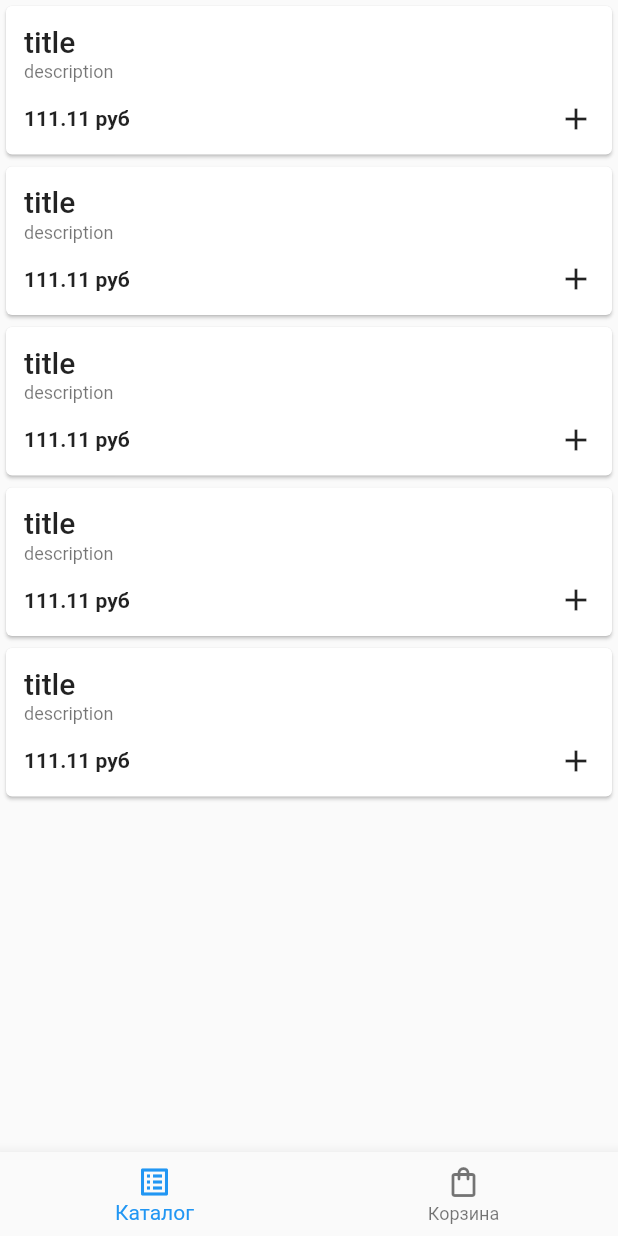
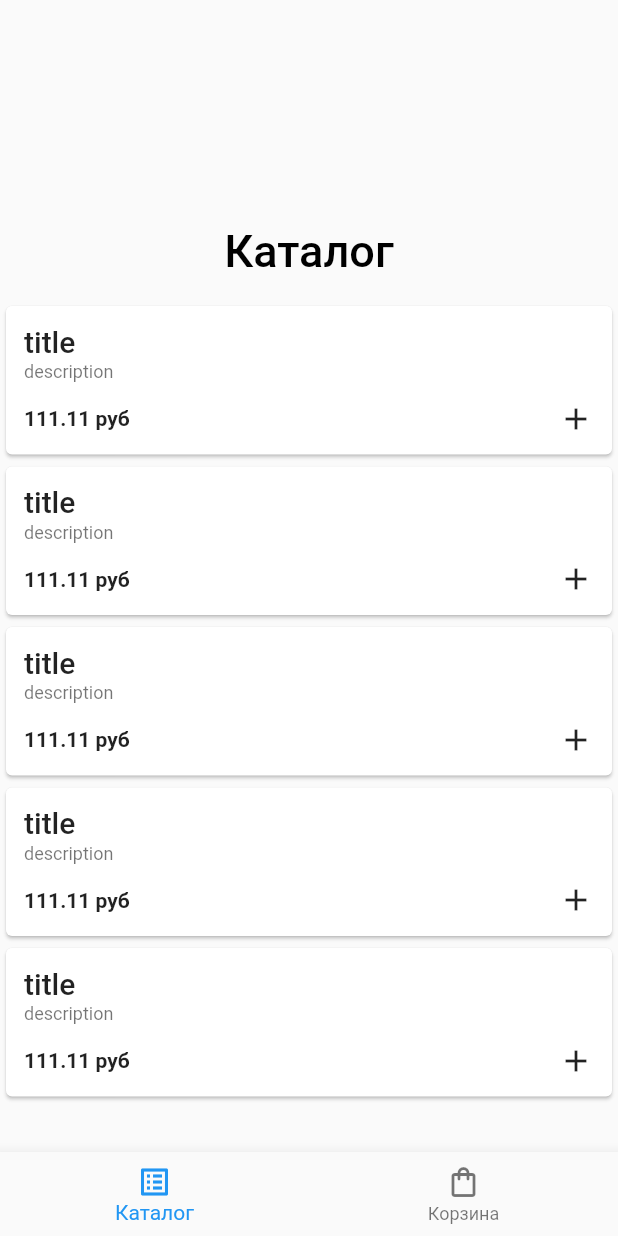
Before and after one commit to just-another-kirill-ilichev/flutter_ecommerce_sample, a Flutter app: the screen it shows after launch, on a phone screen of 412 x 824 dp. Run offline on Flutter 3.47's test engine with Material 2 defaults, Android fonts, the light colour scheme and no system bars; our stand-ins replace bloc, decimal, flutter_bloc.

Commit message:
Added sliver appbars to pages

```diff
--- a/lib/main.dart
+++ b/lib/main.dart
@@ -18,6 +18,10 @@ class MyApp extends StatelessWidget {
         title: 'Flutter Demo',
         theme: ThemeData(
           primarySwatch: Colors.blue,
+          appBarTheme: AppBarTheme(
+            centerTitle: true,
+            backgroundColor: ThemeData.light().scaffoldBackgroundColor,
+          ),
         ),
         home: const NavigationWrapper(index: 0),
       ),
--- a/lib/page/catalog_page/catalog_page.dart
+++ b/lib/page/catalog_page/catalog_page.dart
@@ -14,9 +14,22 @@ class CatalogPage extends StatelessWidget {
       price: Decimal.parse('111.11'),
     );
 
-    return ListView.builder(
-      itemBuilder: (_, index) => ProductCard(product: product),
-      itemCount: 5,
+    return CustomScrollView(
+      slivers: [
+        const SliverAppBar(
+          expandedHeight: 200,
+          flexibleSpace: FlexibleSpaceBar(
+            centerTitle: true,
+            title: Text('Каталог', style: TextStyle(color: Colors.black)),
+          ),
+        ),
+        SliverList(
+          delegate: SliverChildBuilderDelegate(
+            (_, index) => ProductCard(product: product),
+            childCount: 5,
+          ),
+        )
+      ],
     );
   }
 }
```
Also changed, not shown: lib/page/cart_page/cart_page.dart (+19 -9 lines).
